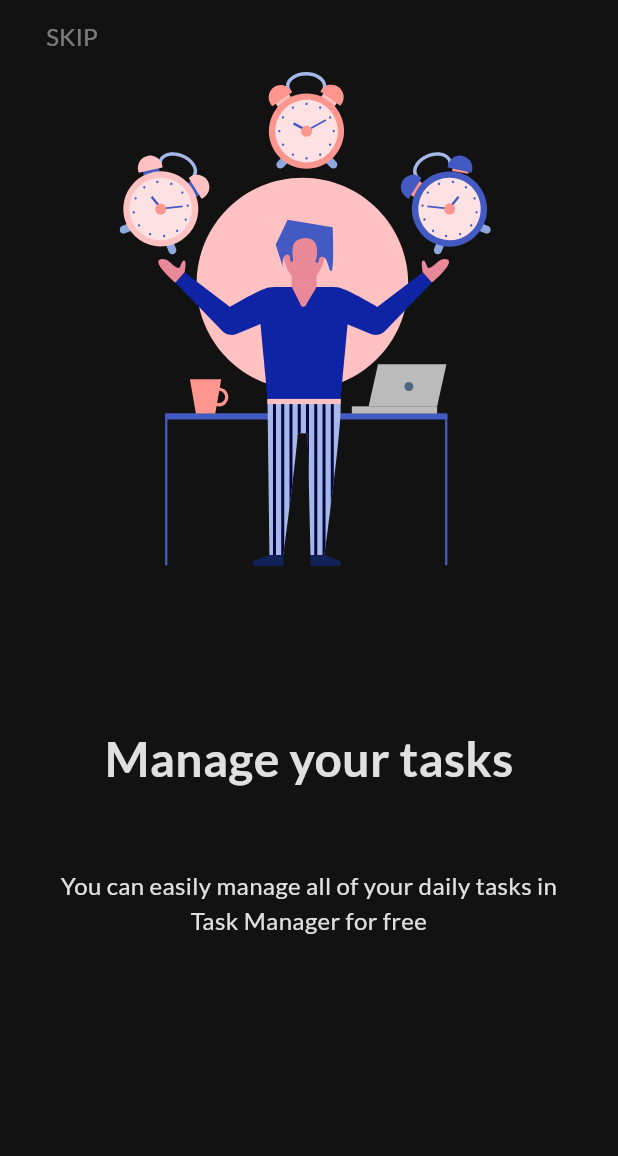
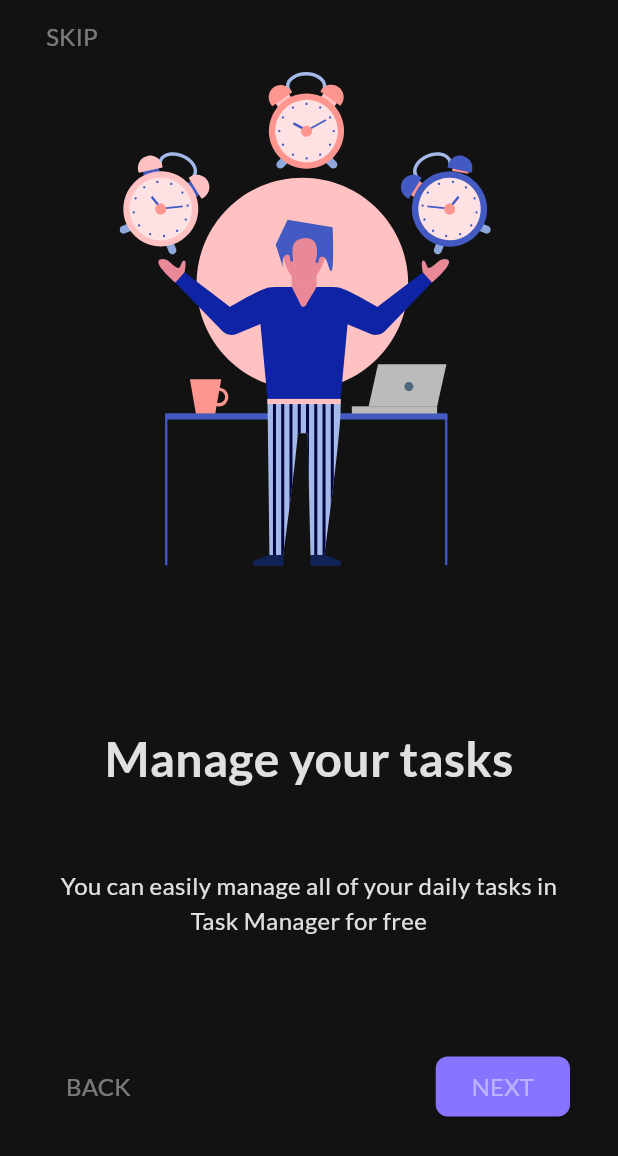
Before and after one commit to mmohammadmfallahm02/todo, a Flutter app: the screen it shows after launch, on a phone screen of 412 x 824 dp. Shown: the top 1156 px of the screen. Run offline on Flutter 3.47's test engine with Material 2 defaults, Android fonts, the phone set to English and light mode, and no system bars; our stand-ins replace flutter_svg, get; generated files the repository leaves out were written again.

Commit message:
add onboarding control buttons

```diff
--- a/lib/main.dart
+++ b/lib/main.dart
@@ -2,6 +2,7 @@ import 'package:flutter/material.dart';
 import 'package:flutter/services.dart';
 import 'package:get/get_navigation/get_navigation.dart';
 import 'package:getx_task_manager/routes/app_routes.dart';
+import 'package:getx_task_manager/utils/colors.dart';
 
 void main() {
   SystemChrome.setSystemUIOverlayStyle(const SystemUiOverlayStyle(
@@ -22,6 +23,13 @@ class MyApp extends StatelessWidget {
       debugShowCheckedModeBanner: false,
       title: 'Flutter Demo',
       theme: ThemeData(
+        elevatedButtonTheme: ElevatedButtonThemeData(
+          style: ButtonStyle(
+              backgroundColor:
+                  MaterialStateProperty.all(AppColor.primaryAppColor),
+              shape: MaterialStateProperty.all(const RoundedRectangleBorder(
+                  borderRadius: BorderRadius.all(Radius.circular(8))))),
+        ),
         colorScheme: ColorScheme.fromSeed(seedColor: Colors.deepPurple),
         useMaterial3: true,
       ),
--- a/lib/views/screens/onBoarding/onboarding_screen.dart
+++ b/lib/views/screens/onBoarding/onboarding_screen.dart
@@ -16,22 +16,27 @@ class OnboardingScreen extends StatelessWidget {
     return Scaffold(
       backgroundColor: AppColor.darkBackgroundAppColor,
       appBar: const OnBoardingAppBar(),
-      body: SizedBox(
+      body: Padding(
+        padding: const EdgeInsets.symmetric(horizontal: 32),
+        child: Column(
+          mainAxisAlignment: MainAxisAlignment.spaceEvenly,
+          children: [
+            SizedBox(
               height: SizeConfig.screenHeight * 0.7,
               child: PageView.builder(
                 itemCount: 3,
                 itemBuilder: (context, index) {
                   final pageItem = controller.pages[index];
-            return Padding(
-              padding: const EdgeInsets.symmetric(horizontal: 32),
-              child: Column(
+                  return Column(
                     mainAxisAlignment: MainAxisAlignment.spaceBetween,
                     children: [
                       SvgPicture.asset(
                         pageItem.image,
                         height: SizeConfig.screenHeight * 0.4,
                       ),
-                  const SizedBox(height: 5,),
+                      const SizedBox(
+                        height: 5,
+                      ),
                       Text(
                         pageItem.title,
                         style: MyDefaultTextStyle.getBoldStyle(
@@ -46,9 +51,34 @@ class OnboardingScreen extends StatelessWidget {
                             color: AppColor.darkPrimaryTextButtonAppColor),
                       ),
                     ],
-              ),
                   );
                 },
+              ),
+            ),
+            Expanded(
+              child: Row(
+                mainAxisAlignment: MainAxisAlignment.spaceBetween,
+                children: [
+                  TextButton(
+                      onPressed: () {},
+                      child: Text(
+                        'BACK',
+                        style: MyDefaultTextStyle.getRegularStyle(
+                            color: AppColor.darkSecondaryTextButtonAppColor,
+                            fontSize: FontSize.c16),
+                      )),
+                  ElevatedButton(
+                      onPressed: () {},
+                      child: Text(
+                        'NEXT',
+                        style: MyDefaultTextStyle.getRegularStyle(
+                            color: AppColor.darkSecondaryTextButtonAppColor,
+                            fontSize: FontSize.c16),
+                      ))
+                ],
+              ),
+            )
+          ],
         ),
       ),
     );
```
Lines whose indentation alone changed are shown as unchanged.
